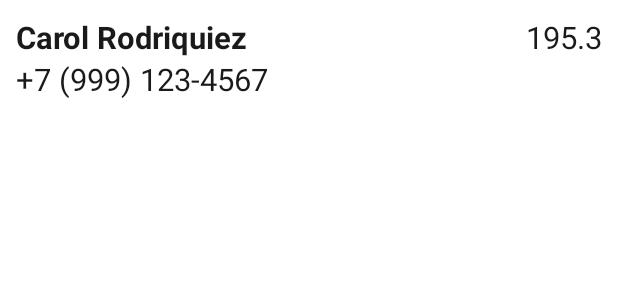
After one commit to Jvitaliy82/KonturTest, an Android app: the layout item_recycler.xml on its own in the app's theme, with its tools: preview values and no code run, on a phone screen of 412 x 824 dp. The commit adds this screen. Shown: the top 300 px of the screen. Run offline under Robolectric (Android 15) with nearby library versions, the phone set to English and light mode, and no system bars.

Commit message:
add recycler item

```diff
--- a/app/build.gradle
+++ b/app/build.gradle
@@ -42,7 +42,11 @@ dependencies {
     implementation 'androidx.navigation:navigation-fragment-ktx:2.3.1'
     implementation 'androidx.navigation:navigation-ui-ktx:2.3.1'
     implementation 'androidx.legacy:legacy-support-v4:1.0.0'
-    testImplementation 'junit:junit:4.+'
+    testImplementation 'junit:junit:4.13.1'
     androidTestImplementation 'androidx.test.ext:junit:1.1.2'
     androidTestImplementation 'androidx.test.espresso:espresso-core:3.3.0'
+
+    //Scalable size unit
+    implementation 'com.intuit.sdp:sdp-android:1.0.6'
+    implementation 'com.intuit.ssp:ssp-android:1.0.6'
 }
--- /dev/null
+++ b/app/src/main/res/layout/item_recycler.xml
@@ -0,0 +1,40 @@
+<?xml version="1.0" encoding="utf-8"?>
+<androidx.constraintlayout.widget.ConstraintLayout xmlns:android="http://schemas.android.com/apk/res/android"
+    android:layout_width="match_parent"
+    android:layout_height="wrap_content"
+    xmlns:app="http://schemas.android.com/apk/res-auto"
+    xmlns:tools="http://schemas.android.com/tools"
+    android:padding="@dimen/_8sdp">
+
+    <TextView
+        android:id="@+id/name"
+        android:layout_width="wrap_content"
+        android:layout_height="wrap_content"
+        tools:text="Carol Rodriquiez"
+        android:textColor="@color/textBlack"
+        android:textSize="@dimen/_16ssp"
+        android:textStyle="bold"
+        app:layout_constraintStart_toStartOf="parent"
+        app:layout_constraintTop_toTopOf="parent"/>
+
+    <TextView
+        android:id="@+id/telephone"
+        android:layout_width="wrap_content"
+        android:layout_height="wrap_content"
+        tools:text="+7 (999) 123-4567"
+        android:textColor="@color/textBlack"
+        android:textSize="@dimen/_16ssp"
+        app:layout_constraintTop_toBottomOf="@id/name"
+        app:layout_constraintStart_toStartOf="parent"/>
+
+    <TextView
+        android:id="@+id/weight"
+        android:layout_width="wrap_content"
+        android:layout_height="wrap_content"
+        tools:text="195.3"
+        android:textColor="@color/textBlack"
+        android:textSize="@dimen/_16ssp"
+        app:layout_constraintTop_toTopOf="parent"
+        app:layout_constraintEnd_toEndOf="parent"/>
+
+</androidx.constraintlayout.widget.ConstraintLayout>
```
Also changed, not shown: app/src/main/java/ru/jdeveloperapps/konturtest/ui/fragments/ListFragment.kt (+1 -53 lines), app/src/main/res/layout/fragment_list.xml (+14 -6 lines).
